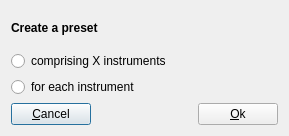
Before: the Qt Designer form sources/dialogs/dialogcreateelements.ui in davy7125/polyphone, drawn with Qt 5.
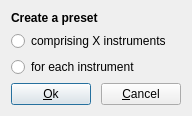
After: the same form once the commit is applied. Icons and pictures are not drawn.

Commit message:
Dialog buttons
Ok is left, cancel is right, default is ok

The edit to the form file:
```diff
--- a/sources/dialogs/dialogcreateelements.ui
+++ b/sources/dialogs/dialogcreateelements.ui
@@ -9,8 +9,8 @@
    <rect>
     <x>0</x>
     <y>0</y>
-    <width>289</width>
-    <height>136</height>
+    <width>192</width>
+    <height>110</height>
    </rect>
   </property>
   <property name="windowTitle">
@@ -97,9 +97,9 @@
    <item>
     <layout class="QHBoxLayout" name="horizontalLayout">
      <item>
-      <widget class="QPushButton" name="pushCancel">
+      <widget class="QPushButton" name="pushOk">
        <property name="text">
-        <string>&amp;Cancel</string>
+        <string>&amp;Ok</string>
        </property>
       </widget>
      </item>
@@ -117,9 +117,9 @@
       </spacer>
      </item>
      <item>
-      <widget class="QPushButton" name="pushOk">
+      <widget class="QPushButton" name="pushCancel">
        <property name="text">
-        <string>&amp;Ok</string>
+        <string>&amp;Cancel</string>
        </property>
       </widget>
      </item>
```
The commit also changes 22 other files.
